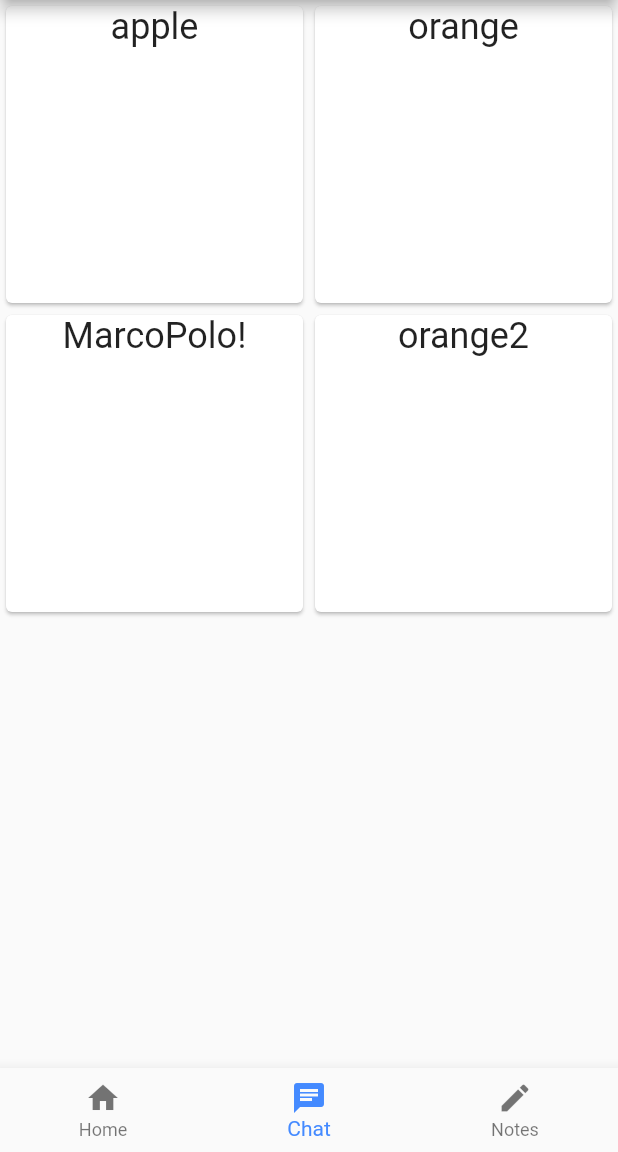
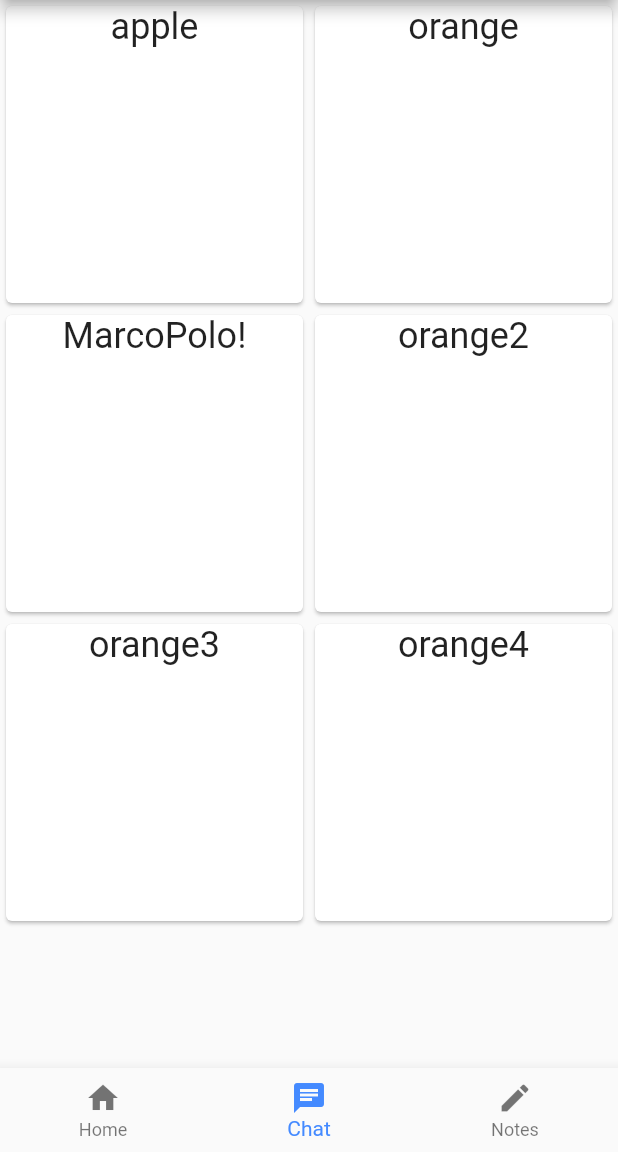
Before and after one commit to KTruong88/phone-assist, a Flutter app: the screen it shows after launch, on a phone screen of 412 x 824 dp, the part 84-1236 px from its top. Run offline on Flutter 3.47's test engine with Material 2 defaults, Android fonts, the phone set to English and light mode, and no system bars; missing offline and left inert: speech_recognition.

Commit message:
Added two more widgets for testing
Added two more widgets. Need to figure out dynamic resizing based on resolution.

```diff
--- a/lib/main.dart
+++ b/lib/main.dart
@@ -12,6 +12,8 @@ class MyApp extends StatelessWidget {
     Widget orange = widgetFactory.createWidget('module', 'orange');
     Widget marco_polo = widgetFactory.createWidget('marco_polo_module', 'MarcoPolo!');
     Widget orange2 = widgetFactory.createWidget('module', 'orange2');
+    Widget orange3 = widgetFactory.createWidget('module', 'orange3');
+    Widget orange4 = widgetFactory.createWidget('module', 'orange4');
 
     return MaterialApp(
       home: Scaffold(
@@ -20,7 +22,7 @@ class MyApp extends StatelessWidget {
           ),
           body: GridView.count(
             crossAxisCount: 2,
-            children: <Widget>[apple, orange, marco_polo, orange2],
+            children: <Widget>[apple, orange, marco_polo, orange2, orange3, orange4],
           ),
           bottomNavigationBar: BottomNavbar()),
     );
```
